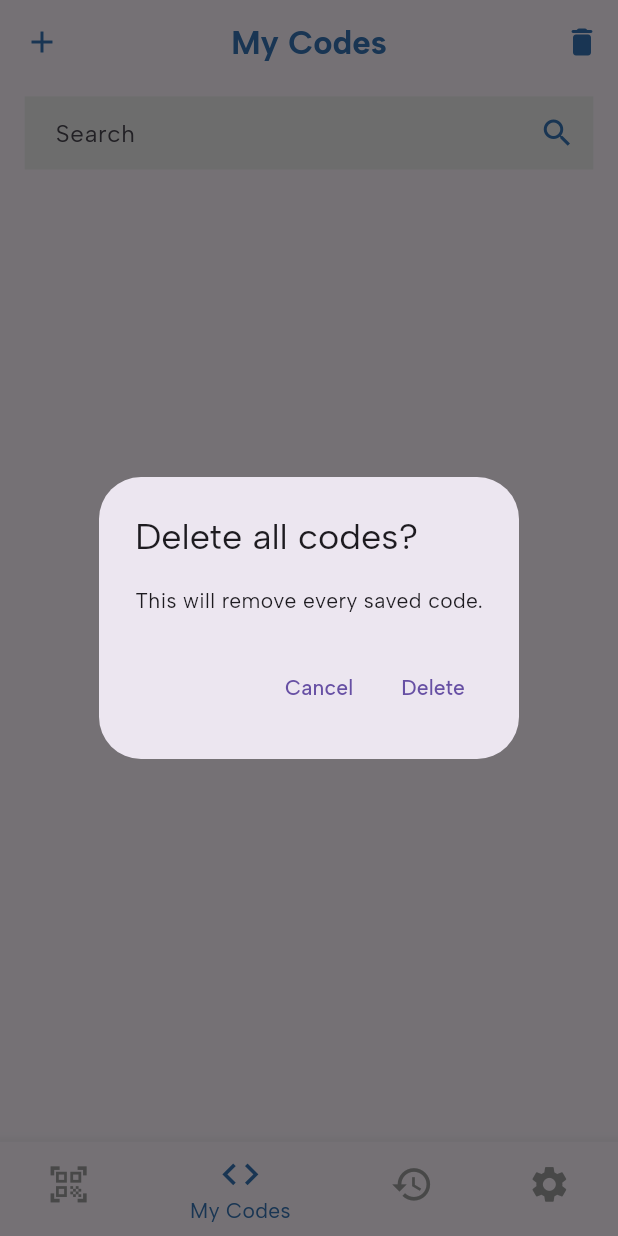
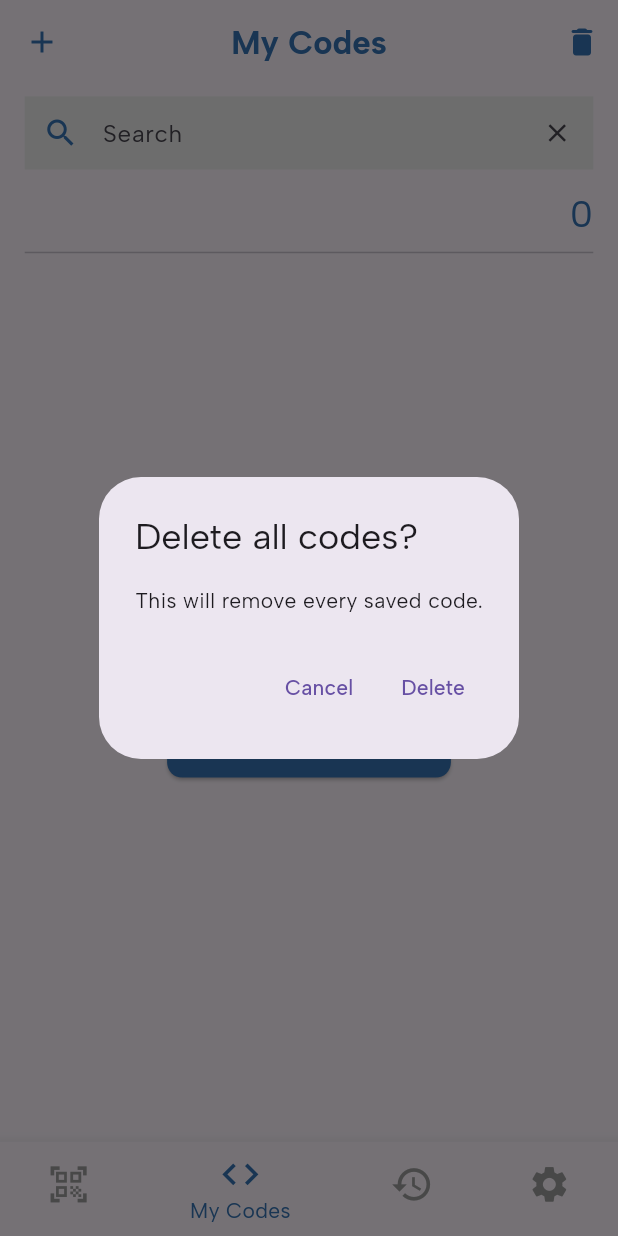
Before and after one commit to RinciAtrey/QR-Barcode-Scanner, a Flutter app: the screen it shows after launch, item 2 of the bottom bar chosen, after a tap on the "delete" icon, on a phone screen of 412 x 824 dp. Run offline on Flutter 3.47's test engine with Material 3 defaults, Android fonts, the phone set to English and light mode, and no system bars; our stand-ins replace barcode_widget, flutter_contacts, google_fonts, hive, hive_flutter, permission_handler and 3 more; missing offline and left inert: mobile_scanner; accounts and stored records are empty.

Commit message:
Fixed UI.

```diff
--- a/lib/screens/main_pages/my_codes.dart
+++ b/lib/screens/main_pages/my_codes.dart
@@ -8,6 +8,7 @@ import '../../barcode/generate_barcode.dart';
 import '../../barcode/preview_barcode_screen.dart';
 import '../../data/generate_code.dart';
 import '../../data/savedcode.dart';
+import '../../main.dart';
 import '../../utils/constants/colors.dart';
 
 Barcode _barcodeFromName(String name) {
@@ -45,6 +46,7 @@ class MyCodes extends StatefulWidget {
 class _MyCodesState extends State<MyCodes> {
   final _box = Hive.box<SavedCode>('saved_codes');
   String _search = '';
+  final TextEditingController _searchController = TextEditingController();
 
   void _deleteAll() async {
     final ok = await showDialog<bool>(
@@ -62,6 +64,22 @@ class _MyCodesState extends State<MyCodes> {
       await _box.clear();
       ScaffoldMessenger.of(context).showSnackBar(const SnackBar(content: Text('All codes deleted')));
     }
+  }
+
+  @override
+  void initState() {
+    super.initState();
+    _searchController.addListener(() {
+      setState(() {
+        _search = _searchController.text.trim().toLowerCase();
+      });
+    });
+  }
+
+  @override
+  void dispose() {
+    _searchController.dispose();
+    super.dispose();
   }
 
   @override
@@ -105,6 +123,7 @@ class _MyCodesState extends State<MyCodes> {
                 children: [
                   Expanded(
                     child: TextFormField(
+                      controller: _searchController,
                       decoration: InputDecoration(
                         hintText: "Search",
                         border: InputBorder.none,
@@ -114,13 +133,60 @@ class _MyCodesState extends State<MyCodes> {
                         ),
                         fillColor: Colors.grey.shade200,
                         filled: true,
-                        suffixIcon: Icon(Icons.search, color: AppColors.appColour),
+                        prefixIcon: Icon(Icons.search, color: AppColors.appColour),
+                        suffixIcon: IconButton(
+                          icon: Icon(Icons.clear, size: 20,),
+                          onPressed: () {
+                            _searchController.clear();
+                          },
+                        ),
                       ),
                       onChanged: (v) => setState(() => _search = v.trim().toLowerCase()),
                     ),
                   ),
                 ],
               ),
+            ),
+            ValueListenableBuilder<Box<SavedCode>>(
+              valueListenable: _box.listenable(),
+              builder: (_, box, __) {
+                var codes = box.values.toList()
+                  ..sort((a, b) => b.createdAt.compareTo(a.createdAt));
+                if (_search.isNotEmpty) {
+                  final s = _search;
+                  codes = codes.where((c) {
+                    final title = ((c.isQr ? 'QR code · ' : 'Barcode · ') + c.title).toLowerCase();
+                    final data  = c.data.toLowerCase();
+                    final extra = c.isQr
+                        ? _fieldsFromSaved(c).values.first.toLowerCase()
+                        : '';
+                    return title.contains(s) || data.contains(s) || extra.contains(s);
+                  }).toList();
+                }
+                return Padding(
+                  padding: EdgeInsets.symmetric(
+                    horizontal: mq.width * 0.04,
+                    vertical: mq.height * 0.005,
+                  ),
+                  child: Column(
+                    mainAxisSize: MainAxisSize.min,
+                    crossAxisAlignment: CrossAxisAlignment.stretch,
+                    children: [
+                      Align(
+                        alignment: Alignment.centerRight,
+                        child: Text(
+                          '${codes.length}',
+                          style: TextStyle(
+                            fontSize: mq.width * 0.06,
+                            color: AppColors.appColour,
+                          ),
+                        ),
+                      ),
+                      const Divider(thickness: 1),
+                    ],
+                  ),
+                );
+              },
             ),
             Expanded(
               child: ValueListenableBuilder(
@@ -147,7 +213,44 @@ class _MyCodesState extends State<MyCodes> {
                   }
 
                   if (codes.isEmpty) {
-                    return Center(child: Text("No saved codes yet."));
+                    return Center(
+                      child: Column(
+                        mainAxisSize: MainAxisSize.min,
+                        children: [
+                          Text(
+                            "No saved codes yet.",
+                            style: TextStyle(fontSize: mq.width * 0.045),
+                          ),
+                          SizedBox(height: mq.height * 0.02),
+                          ElevatedButton.icon(
+                            onPressed: () {
+                              showModalBottomSheet(
+                                context: context,
+                                isScrollControlled: true,
+                                backgroundColor: Colors.transparent,
+                                builder: (_) => const GenerateCode(),
+                              );
+                            },
+                            style: ElevatedButton.styleFrom(
+                              backgroundColor: AppColors.appColour,
+                              foregroundColor: Colors.white,
+                              padding: EdgeInsets.symmetric(
+                                horizontal: mq.width * 0.06,
+                                vertical: mq.height * 0.015,
+                              ),
+                              shape: RoundedRectangleBorder(
+                                borderRadius: BorderRadius.circular(10),
+                              ),
+                            ),
+                            icon: Icon(Icons.add_circle_outline, size: mq.width * 0.06),
+                            label: Text(
+                              "Create code",
+                              style: TextStyle(fontSize: mq.width * 0.045),
+                            ),
+                          ),
+                        ],
+                      ),
+                    );
                   }
                   return
                     Expanded(
--- a/lib/screens/main_pages/scanner_screen.dart
+++ b/lib/screens/main_pages/scanner_screen.dart
@@ -74,8 +74,7 @@ class _ScannerScreenState extends State<ScannerScreen> {
             ? CameraFacing.back
             : CameraFacing.front,
       );
-      final autoFlash =
-      box.get('autoFlash', defaultValue: false) as bool;
+      final autoFlash = box.get('autoFlash', defaultValue: false) as bool;
       if (autoFlash) {
         isFlashOn = true;
         WidgetsBinding.instance.addPostFrameCallback((_) async {
@@ -88,7 +87,6 @@ class _ScannerScreenState extends State<ScannerScreen> {
         hasPermission = true;
         _initDone = true;
       });
-
     } else if (status.isDenied && !requested) {
       _dialogShowing = true;
       await showDialog(
@@ -123,7 +121,6 @@ class _ScannerScreenState extends State<ScannerScreen> {
           ],
         ),
       );
-
     } else {
       setState(() {
         hasPermission = false;
@@ -134,12 +131,13 @@ class _ScannerScreenState extends State<ScannerScreen> {
 
   @override
   Widget build(BuildContext context) {
+    final mq = MediaQuery.of(context).size;
     return Scaffold(
       extendBodyBehindAppBar: true,
       backgroundColor: Colors.transparent,
       body: _initDone
           ? (hasPermission && scannerController != null
-          ? _buildScannerView(context)
+          ? _buildScannerView(context, mq)
           : SafeArea(
         child: Center(
           child: ElevatedButton(
@@ -147,8 +145,15 @@ class _ScannerScreenState extends State<ScannerScreen> {
             style: ElevatedButton.styleFrom(
               backgroundColor: Colors.indigo,
               foregroundColor: Colors.white,
+              padding: EdgeInsets.symmetric(
+                horizontal: mq.width * 0.08,
+                vertical: mq.height * 0.018,
               ),
-            child: const Text('Open Settings'),
+            ),
+            child: Text(
+              'Open Settings',
+              style: TextStyle(fontSize: mq.width * 0.045),
+            ),
           ),
         ),
       ))
@@ -156,9 +161,8 @@ class _ScannerScreenState extends State<ScannerScreen> {
     );
   }
 
-  Widget _buildScannerView(BuildContext context) {
-    final size = MediaQuery.of(context).size;
-    final frameSize = size.width * 0.5;
+  Widget _buildScannerView(BuildContext context, Size mq) {
+    final frameSize = mq.width * 0.5;
     return Stack(
       alignment: Alignment.center,
       children: [
@@ -172,23 +176,29 @@ class _ScannerScreenState extends State<ScannerScreen> {
             child: ScanFrameOverlay(size: frameSize),
           ),
         ),
-
         // Bottom bar
-        Positioned(
-          bottom: size.height * 0.04,
-          left: size.width * 0.25,
-          right: size.width * 0.25,
+        Align(
+          alignment: Alignment.bottomCenter,
+          child: Padding(
+            padding: EdgeInsets.only(bottom: mq.height * 0.04),
             child: Container(
-            padding: const EdgeInsets.symmetric(vertical: 12, horizontal: 24),
+              padding: EdgeInsets.symmetric(
+                vertical: mq.height * 0.015,
+                horizontal: mq.width * 0.05,
+              ),
               decoration: BoxDecoration(
                 color: Colors.black54,
-              borderRadius: BorderRadius.circular(12),
+                borderRadius: BorderRadius.circular(mq.width * 0.03),
               ),
               child: Row(
-              mainAxisAlignment: MainAxisAlignment.spaceBetween,
+                mainAxisSize: MainAxisSize.min,        //only as wide as its children
                 children: [
                   IconButton(
-                  icon: const Icon(Icons.flip_camera_ios_rounded, color: Colors.white),
+                    icon: Icon(
+                      Icons.flip_camera_ios_rounded,
+                      color: Colors.white,
+                      size: mq.width * 0.07,
+                    ),
                     onPressed: () {
                       final box = Hive.box('settings');
                       final newFacing = currentFacing == CameraFacingOption.back
@@ -197,10 +207,12 @@ class _ScannerScreenState extends State<ScannerScreen> {
                       box.put('cameraFacing', newFacing.key);
                     },
                   ),
+                  SizedBox(width: mq.width * 0.07),     //gap between icons
                   IconButton(
                     icon: Icon(
                       isFlashOn ? Icons.flash_on : Icons.flash_off,
                       color: Colors.white,
+                      size: mq.width * 0.07,
                     ),
                     onPressed: () {
                       setState(() {
@@ -210,6 +222,7 @@ class _ScannerScreenState extends State<ScannerScreen> {
                     },
                   ),
                 ],
+              ),
             ),
           ),
         ),
```
Lines whose indentation alone changed are shown as unchanged.
